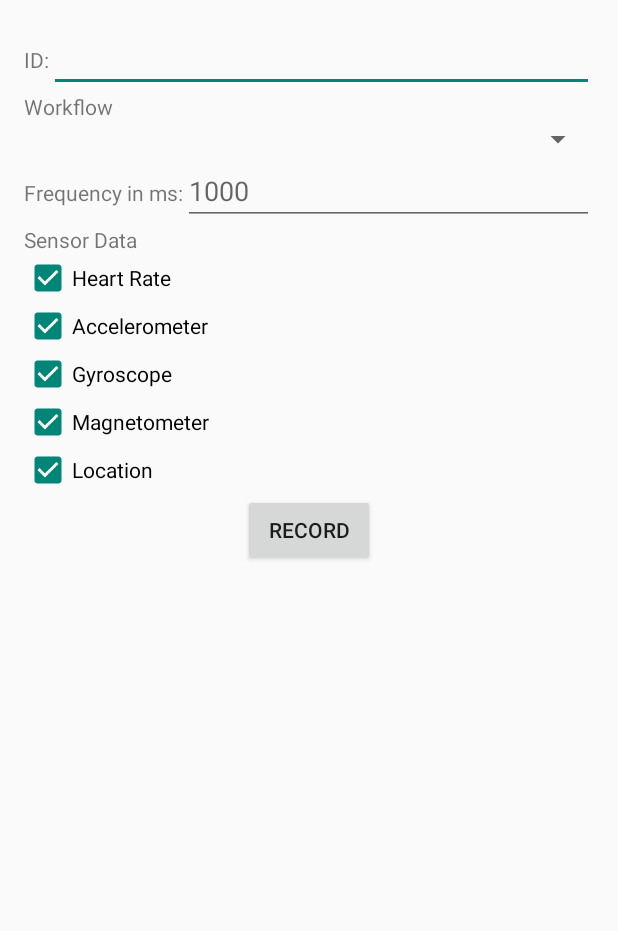
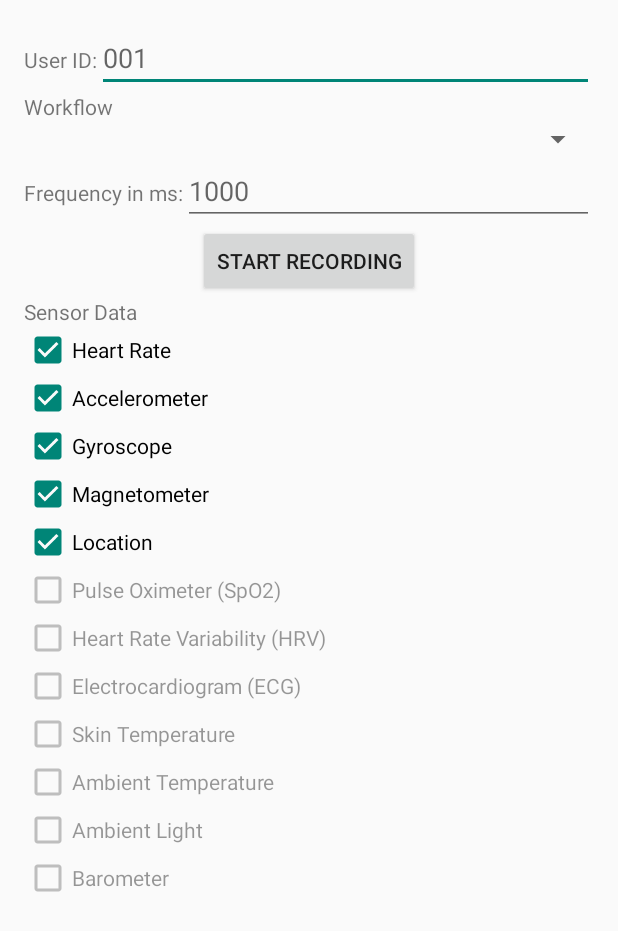
Before and after one commit to ctwhome/SmartPlay, an Android app: the layout activity_settings.xml on its own in the app's theme, with its tools: preview values and no code run, on a phone screen of 412 x 824 dp. Shown: the top 931 px of the screen. Run offline under Robolectric (Android 15) with nearby library versions, the phone set to English and light mode, and no system bars; network calls fail.

Commit message:
Add example sensors for the future

```diff
--- a/app/src/main/res/layout/activity_settings.xml
+++ b/app/src/main/res/layout/activity_settings.xml
@@ -2,6 +2,7 @@
     xmlns:tools="http://schemas.android.com/tools"
     android:layout_width="match_parent"
     android:layout_height="match_parent"
+    android:orientation="vertical"
     android:padding="16dp"
     tools:context=".SettingsActivity">
 
@@ -22,12 +23,13 @@
                 <TextView
                     android:layout_width="wrap_content"
                     android:layout_height="wrap_content"
-                    android:text="ID:" />
+                    android:text="User ID:" />
 
                 <EditText
                     android:id="@+id/id_input"
                     android:layout_width="match_parent"
                     android:layout_height="wrap_content"
+                    android:hint="001"
                     android:inputType="number" />
             </LinearLayout>
 
@@ -40,7 +42,7 @@
             <Spinner
                 android:id="@+id/mySpinner"
                 android:layout_width="match_parent"
-                android:layout_height="wrap_content"/>
+                android:layout_height="wrap_content" />
 
             <LinearLayout
                 android:layout_width="match_parent"
@@ -60,6 +62,13 @@
                     android:inputType="number" />
             </LinearLayout>
 
+            <Button
+                android:id="@+id/button_record"
+                android:layout_width="wrap_content"
+                android:layout_height="wrap_content"
+                android:layout_gravity="center"
+                android:text="Start recording" />
+
             <TextView
                 android:id="@+id/sensorDataText"
                 android:layout_width="match_parent"
@@ -73,6 +82,7 @@
                 android:layout_weight="1"
                 android:checked="true"
                 android:text="Heart Rate" />
+
             <CheckBox
                 android:id="@+id/checkBoxAccelerometer"
                 android:layout_width="wrap_content"
@@ -80,6 +90,7 @@
                 android:layout_weight="1"
                 android:checked="true"
                 android:text="Accelerometer" />
+
             <CheckBox
                 android:id="@+id/checkBoxGyroscope"
                 android:layout_width="wrap_content"
@@ -87,6 +98,7 @@
                 android:layout_weight="1"
                 android:checked="true"
                 android:text="Gyroscope" />
+
             <CheckBox
                 android:id="@+id/checkBoxMagnetometer"
                 android:layout_width="wrap_content"
@@ -94,6 +106,7 @@
                 android:layout_weight="1"
                 android:checked="true"
                 android:text="Magnetometer" />
+
             <CheckBox
                 android:id="@+id/checkBoxLocation"
                 android:layout_width="wrap_content"
@@ -102,6 +115,82 @@
                 android:checked="true"
                 android:text="Location" />
 
+            <CheckBox
+                android:id="@+id/checkBoxSpO2"
+                android:layout_width="wrap_content"
+                android:layout_height="wrap_content"
+                android:layout_weight="1"
+                android:alpha="0.4"
+                android:checked="false"
+                android:clickable="false"
+                android:duplicateParentState="true"
+                android:text="Pulse Oximeter (SpO2)" />
+
+            <CheckBox
+                android:id="@+id/checkBoxHRV"
+                android:layout_width="wrap_content"
+                android:layout_height="wrap_content"
+                android:layout_weight="1"
+                android:alpha="0.4"
+                android:checked="false"
+                android:clickable="false"
+                android:duplicateParentState="true"
+                android:text="Heart Rate Variability (HRV)" />
+
+            <CheckBox
+                android:id="@+id/checkBoxECG"
+                android:layout_width="wrap_content"
+                android:layout_height="wrap_content"
+                android:layout_weight="1"
+                android:alpha="0.4"
+                android:checked="false"
+                android:clickable="false"
+                android:duplicateParentState="true"
+                android:text="Electrocardiogram (ECG)" />
+
+            <!-- skin temperature-->
+            <CheckBox
+                android:id="@+id/checkBoxSkinTemperature"
+                android:layout_width="wrap_content"
+                android:layout_height="wrap_content"
+                android:layout_weight="1"
+                android:alpha="0.4"
+                android:checked="false"
+                android:clickable="false"
+                android:text="Skin Temperature" />
+
+            <!-- Ambient temperature-->
+            <CheckBox
+                android:id="@+id/checkBoxAmbientTemperature"
+                android:layout_width="wrap_content"
+                android:layout_height="wrap_content"
+                android:layout_weight="1"
+                android:alpha="0.4"
+                android:checked="false"
+                android:clickable="false"
+                android:text="Ambient Temperature" />
+
+            <!-- Ambient Light-->
+            <CheckBox
+                android:id="@+id/checkBoxAmbientLight"
+                android:layout_width="wrap_content"
+                android:layout_height="wrap_content"
+                android:layout_weight="1"
+                android:alpha="0.4"
+                android:checked="false"
+                android:clickable="false"
+                android:text="Ambient Light" />
+
+            <!-- Barometer-->
+            <CheckBox
+                android:id="@+id/checkBoxBarometer"
+                android:layout_width="wrap_content"
+                android:layout_height="wrap_content"
+                android:layout_weight="1"
+                android:alpha="0.4"
+                android:checked="false"
+                android:clickable="false"
+                android:text="Barometer" />
 
             <!-- Frequency of data recording -->
 
@@ -110,12 +199,6 @@
                 android:layout_width="match_parent"
                 android:layout_height="wrap_content" />
 
-            <Button
-                android:id="@+id/button_record"
-                android:layout_width="wrap_content"
-                android:layout_height="wrap_content"
-                android:layout_gravity="center"
-                android:text="Record" />
             <!--            <LinearLayout-->
             <!--                android:layout_width="match_parent"-->
             <!--                android:layout_height="match_parent"-->
@@ -151,10 +234,8 @@
             <!--            </LinearLayout>-->
 
 
-
         </LinearLayout>
     </ScrollView>
 
 
-
 </LinearLayout>
```
Lines whose indentation alone changed are shown as unchanged.
